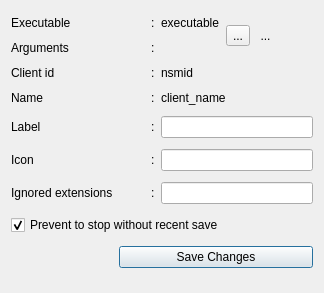
First picture: the form in resources/ui/client_properties.ui, repository Houston4444/RaySession, before the edit.
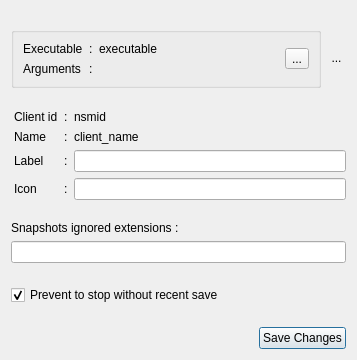
Second picture: the form after the edit. Icons and pictures are not drawn.

Commit message: redesign client properties dialog

```diff
--- a/resources/ui/client_properties.ui
+++ b/resources/ui/client_properties.ui
@@ -6,8 +6,8 @@
    <rect>
     <x>0</x>
     <y>0</y>
-    <width>324</width>
-    <height>293</height>
+    <width>357</width>
+    <height>360</height>
    </rect>
   </property>
   <property name="sizePolicy">
@@ -19,49 +19,46 @@
   <property name="windowTitle">
    <string>Properties</string>
   </property>
-  <layout class="QGridLayout" name="gridLayout">
-   <item row="1" column="0">
-    <widget class="QLabel" name="label_11">
-     <property name="sizePolicy">
-      <sizepolicy hsizetype="Fixed" vsizetype="Minimum">
-       <horstretch>0</horstretch>
-       <verstretch>0</verstretch>
-      </sizepolicy>
+  <layout class="QVBoxLayout" name="verticalLayout">
+   <item>
+    <spacer name="verticalSpacer">
+     <property name="orientation">
+      <enum>Qt::Vertical</enum>
      </property>
-     <property name="text">
-      <string>Arguments</string>
+     <property name="sizeType">
+      <enum>QSizePolicy::MinimumExpanding</enum>
      </property>
-    </widget>
-   </item>
-   <item row="8" column="1" colspan="7">
-    <widget class="QPushButton" name="pushButtonSaveChanges">
-     <property name="text">
-      <string>Save Changes</string>
+     <property name="sizeHint" stdset="0">
+      <size>
+       <width>20</width>
+       <height>0</height>
+      </size>
      </property>
-     <property name="icon">
-      <iconset theme="document-save">
-       <normaloff>.</normaloff>.</iconset>
-     </property>
-    </widget>
+    </spacer>
    </item>
-   <item row="3" column="3" colspan="3">
-    <widget class="QLabel" name="labelClientName">
+   <item>
+    <layout class="QHBoxLayout" name="horizontalLayout">
+     <item>
+      <widget class="QGroupBox" name="groupBoxExecArgs">
+       <property name="title">
+        <string/>
+       </property>
+       <layout class="QGridLayout" name="gridLayout_3">
+        <item row="0" column="1">
+         <widget class="QLabel" name="label_4">
      <property name="sizePolicy">
-      <sizepolicy hsizetype="Expanding" vsizetype="Fixed">
+           <sizepolicy hsizetype="Fixed" vsizetype="Preferred">
        <horstretch>0</horstretch>
        <verstretch>0</verstretch>
       </sizepolicy>
      </property>
      <property name="text">
-      <string>client_name</string>
+           <string>:</string>
      </property>
     </widget>
    </item>
-   <item row="5" column="3" colspan="5">
-    <widget class="QLineEdit" name="lineEditIcon"/>
-   </item>
-   <item row="6" column="0">
-    <widget class="QLabel" name="label_13">
+        <item row="0" column="0">
+         <widget class="QLabel" name="label">
      <property name="sizePolicy">
       <sizepolicy hsizetype="Minimum" vsizetype="Minimum">
        <horstretch>0</horstretch>
@@ -69,14 +66,11 @@
       </sizepolicy>
      </property>
      <property name="text">
-      <string>Ignored extensions</string>
+           <string>Executable</string>
      </property>
     </widget>
    </item>
-   <item row="4" column="3" colspan="5">
-    <widget class="QLineEdit" name="lineEditLabel"/>
-   </item>
-   <item row="0" column="3" colspan="2">
+        <item row="0" column="2">
     <widget class="QLabel" name="labelExecutable">
      <property name="sizePolicy">
       <sizepolicy hsizetype="Minimum" vsizetype="Fixed">
@@ -89,8 +83,8 @@
      </property>
     </widget>
    </item>
-   <item row="3" column="0">
-    <widget class="QLabel" name="label_2">
+        <item row="1" column="0">
+         <widget class="QLabel" name="label_11">
      <property name="sizePolicy">
       <sizepolicy hsizetype="Fixed" vsizetype="Minimum">
        <horstretch>0</horstretch>
@@ -98,80 +92,11 @@
       </sizepolicy>
      </property>
      <property name="text">
-      <string>Name</string>
+           <string>Arguments</string>
      </property>
     </widget>
    </item>
-   <item row="3" column="2">
-    <widget class="QLabel" name="label_8">
-     <property name="sizePolicy">
-      <sizepolicy hsizetype="Fixed" vsizetype="Preferred">
-       <horstretch>0</horstretch>
-       <verstretch>0</verstretch>
-      </sizepolicy>
-     </property>
-     <property name="text">
-      <string>:</string>
-     </property>
-    </widget>
-   </item>
-   <item row="6" column="3" colspan="5">
-    <widget class="QLineEdit" name="lineEditIgnoredExtensions">
-     <property name="toolTip">
-      <string>&lt;html&gt;&lt;head/&gt;&lt;body&gt;&lt;p&gt;File extensions ignored by session historization inside the client folders.&lt;/p&gt;&lt;/body&gt;&lt;/html&gt;</string>
-     </property>
-    </widget>
-   </item>
-   <item row="4" column="2">
-    <widget class="QLabel" name="label_9">
-     <property name="sizePolicy">
-      <sizepolicy hsizetype="Fixed" vsizetype="Preferred">
-       <horstretch>0</horstretch>
-       <verstretch>0</verstretch>
-      </sizepolicy>
-     </property>
-     <property name="text">
-      <string>:</string>
-     </property>
-    </widget>
-   </item>
-   <item row="7" column="0" colspan="8">
-    <widget class="QCheckBox" name="checkBoxSaveStop">
-     <property name="text">
-      <string>Prevent to stop without recent save</string>
-     </property>
-     <property name="checked">
-      <bool>true</bool>
-     </property>
-    </widget>
-   </item>
-   <item row="1" column="3" colspan="2">
-    <widget class="QLabel" name="labelArguments">
-     <property name="sizePolicy">
-      <sizepolicy hsizetype="Expanding" vsizetype="Fixed">
-       <horstretch>0</horstretch>
-       <verstretch>0</verstretch>
-      </sizepolicy>
-     </property>
-     <property name="text">
-      <string/>
-     </property>
-    </widget>
-   </item>
-   <item row="0" column="2">
-    <widget class="QLabel" name="label_4">
-     <property name="sizePolicy">
-      <sizepolicy hsizetype="Fixed" vsizetype="Preferred">
-       <horstretch>0</horstretch>
-       <verstretch>0</verstretch>
-      </sizepolicy>
-     </property>
-     <property name="text">
-      <string>:</string>
-     </property>
-    </widget>
-   </item>
-   <item row="1" column="2">
+        <item row="1" column="1">
     <widget class="QLabel" name="label_12">
      <property name="sizePolicy">
       <sizepolicy hsizetype="Fixed" vsizetype="Preferred">
@@ -184,20 +109,37 @@
      </property>
     </widget>
    </item>
-   <item row="5" column="2">
-    <widget class="QLabel" name="label_10">
+        <item row="1" column="2">
+         <widget class="QLabel" name="labelArguments">
      <property name="sizePolicy">
-      <sizepolicy hsizetype="Fixed" vsizetype="Preferred">
+           <sizepolicy hsizetype="Expanding" vsizetype="Fixed">
        <horstretch>0</horstretch>
        <verstretch>0</verstretch>
       </sizepolicy>
      </property>
      <property name="text">
-      <string>:</string>
+           <string/>
      </property>
     </widget>
    </item>
-   <item row="0" column="6" rowspan="2" colspan="2">
+        <item row="0" column="3" rowspan="2">
+         <widget class="QToolButton" name="toolButtonEditExecutable">
+          <property name="toolTip">
+           <string>Edit executable</string>
+          </property>
+          <property name="text">
+           <string>...</string>
+          </property>
+          <property name="icon">
+           <iconset theme="edit-rename">
+            <normaloff>.</normaloff>.</iconset>
+          </property>
+         </widget>
+        </item>
+       </layout>
+      </widget>
+     </item>
+     <item>
     <widget class="QToolButton" name="toolButtonIcon">
      <property name="styleSheet">
       <string notr="true">QToolButton{border:none}</string>
@@ -217,59 +159,27 @@
      </property>
     </widget>
    </item>
-   <item row="6" column="2">
-    <widget class="QLabel" name="label_14">
-     <property name="sizePolicy">
-      <sizepolicy hsizetype="Fixed" vsizetype="Preferred">
-       <horstretch>0</horstretch>
-       <verstretch>0</verstretch>
-      </sizepolicy>
-     </property>
-     <property name="text">
-      <string>:</string>
-     </property>
-    </widget>
+    </layout>
    </item>
-   <item row="2" column="3" colspan="3">
-    <widget class="QLabel" name="labelId">
-     <property name="sizePolicy">
-      <sizepolicy hsizetype="Expanding" vsizetype="Fixed">
-       <horstretch>0</horstretch>
-       <verstretch>0</verstretch>
-      </sizepolicy>
+   <item>
+    <spacer name="verticalSpacer_3">
+     <property name="orientation">
+      <enum>Qt::Vertical</enum>
      </property>
-     <property name="text">
-      <string>nsmid</string>
+     <property name="sizeType">
+      <enum>QSizePolicy::MinimumExpanding</enum>
      </property>
-    </widget>
-   </item>
-   <item row="2" column="0">
-    <widget class="QLabel" name="label_3">
-     <property name="sizePolicy">
-      <sizepolicy hsizetype="Fixed" vsizetype="Minimum">
-       <horstretch>0</horstretch>
-       <verstretch>0</verstretch>
-      </sizepolicy>
+     <property name="sizeHint" stdset="0">
+      <size>
+       <width>20</width>
+       <height>0</height>
+      </size>
      </property>
-     <property name="text">
-      <string>Client id</string>
-     </property>
-    </widget>
+    </spacer>
    </item>
-   <item row="0" column="0">
-    <widget class="QLabel" name="label">
-     <property name="sizePolicy">
-      <sizepolicy hsizetype="Minimum" vsizetype="Minimum">
-       <horstretch>0</horstretch>
-       <verstretch>0</verstretch>
-      </sizepolicy>
-     </property>
-     <property name="text">
-      <string>Executable</string>
-     </property>
-    </widget>
-   </item>
-   <item row="4" column="0">
+   <item>
+    <layout class="QGridLayout" name="gridLayout" columnstretch="0,0,0,0,0,0">
+     <item row="2" column="1">
     <widget class="QLabel" name="label_6">
      <property name="sizePolicy">
       <sizepolicy hsizetype="Fixed" vsizetype="Minimum">
@@ -282,34 +192,20 @@
      </property>
     </widget>
    </item>
-   <item row="5" column="0">
-    <widget class="QLabel" name="label_5">
-     <property name="sizePolicy">
-      <sizepolicy hsizetype="Fixed" vsizetype="Minimum">
-       <horstretch>0</horstretch>
-       <verstretch>0</verstretch>
-      </sizepolicy>
-     </property>
-     <property name="text">
-      <string>Icon</string>
-     </property>
-    </widget>
-   </item>
-   <item row="0" column="5" rowspan="2">
-    <widget class="QToolButton" name="toolButtonEditExecutable">
-     <property name="toolTip">
-      <string>Edit executable</string>
-     </property>
-     <property name="text">
-      <string>...</string>
-     </property>
-     <property name="icon">
-      <iconset theme="edit-rename">
-       <normaloff>.</normaloff>.</iconset>
-     </property>
-    </widget>
-   </item>
    <item row="2" column="2">
+      <widget class="QLabel" name="label_9">
+       <property name="sizePolicy">
+        <sizepolicy hsizetype="Fixed" vsizetype="Preferred">
+         <horstretch>0</horstretch>
+         <verstretch>0</verstretch>
+        </sizepolicy>
+       </property>
+       <property name="text">
+        <string>:</string>
+       </property>
+      </widget>
+     </item>
+     <item row="0" column="2">
     <widget class="QLabel" name="label_7">
      <property name="sizePolicy">
       <sizepolicy hsizetype="Fixed" vsizetype="Preferred">
@@ -321,6 +217,230 @@
       <string>:</string>
      </property>
     </widget>
+     </item>
+     <item row="3" column="3" colspan="2">
+      <widget class="QLineEdit" name="lineEditIcon"/>
+     </item>
+     <item row="2" column="3" colspan="2">
+      <widget class="QLineEdit" name="lineEditLabel"/>
+     </item>
+     <item row="0" column="3" colspan="2">
+      <widget class="QLabel" name="labelId">
+       <property name="sizePolicy">
+        <sizepolicy hsizetype="Expanding" vsizetype="Fixed">
+         <horstretch>0</horstretch>
+         <verstretch>0</verstretch>
+        </sizepolicy>
+       </property>
+       <property name="text">
+        <string>nsmid</string>
+       </property>
+      </widget>
+     </item>
+     <item row="3" column="2">
+      <widget class="QLabel" name="label_10">
+       <property name="sizePolicy">
+        <sizepolicy hsizetype="Fixed" vsizetype="Preferred">
+         <horstretch>0</horstretch>
+         <verstretch>0</verstretch>
+        </sizepolicy>
+       </property>
+       <property name="text">
+        <string>:</string>
+       </property>
+      </widget>
+     </item>
+     <item row="1" column="3" colspan="2">
+      <widget class="QLabel" name="labelClientName">
+       <property name="sizePolicy">
+        <sizepolicy hsizetype="Expanding" vsizetype="Fixed">
+         <horstretch>0</horstretch>
+         <verstretch>0</verstretch>
+        </sizepolicy>
+       </property>
+       <property name="text">
+        <string>client_name</string>
+       </property>
+      </widget>
+     </item>
+     <item row="1" column="2">
+      <widget class="QLabel" name="label_8">
+       <property name="sizePolicy">
+        <sizepolicy hsizetype="Fixed" vsizetype="Preferred">
+         <horstretch>0</horstretch>
+         <verstretch>0</verstretch>
+        </sizepolicy>
+       </property>
+       <property name="text">
+        <string>:</string>
+       </property>
+      </widget>
+     </item>
+     <item row="3" column="1">
+      <widget class="QLabel" name="label_5">
+       <property name="sizePolicy">
+        <sizepolicy hsizetype="Fixed" vsizetype="Minimum">
+         <horstretch>0</horstretch>
+         <verstretch>0</verstretch>
+        </sizepolicy>
+       </property>
+       <property name="text">
+        <string>Icon</string>
+       </property>
+      </widget>
+     </item>
+     <item row="1" column="1">
+      <widget class="QLabel" name="label_2">
+       <property name="sizePolicy">
+        <sizepolicy hsizetype="Fixed" vsizetype="Minimum">
+         <horstretch>0</horstretch>
+         <verstretch>0</verstretch>
+        </sizepolicy>
+       </property>
+       <property name="text">
+        <string>Name</string>
+       </property>
+      </widget>
+     </item>
+     <item row="0" column="1">
+      <widget class="QLabel" name="label_3">
+       <property name="sizePolicy">
+        <sizepolicy hsizetype="Fixed" vsizetype="Minimum">
+         <horstretch>0</horstretch>
+         <verstretch>0</verstretch>
+        </sizepolicy>
+       </property>
+       <property name="text">
+        <string>Client id</string>
+       </property>
+      </widget>
+     </item>
+     <item row="2" column="0">
+      <spacer name="horizontalSpacer">
+       <property name="orientation">
+        <enum>Qt::Horizontal</enum>
+       </property>
+       <property name="sizeType">
+        <enum>QSizePolicy::Fixed</enum>
+       </property>
+       <property name="sizeHint" stdset="0">
+        <size>
+         <width>3</width>
+         <height>20</height>
+        </size>
+       </property>
+      </spacer>
+     </item>
+    </layout>
+   </item>
+   <item>
+    <spacer name="verticalSpacer_5">
+     <property name="orientation">
+      <enum>Qt::Vertical</enum>
+     </property>
+     <property name="sizeType">
+      <enum>QSizePolicy::MinimumExpanding</enum>
+     </property>
+     <property name="sizeHint" stdset="0">
+      <size>
+       <width>20</width>
+       <height>0</height>
+      </size>
+     </property>
+    </spacer>
+   </item>
+   <item>
+    <widget class="QLabel" name="label_13">
+     <property name="sizePolicy">
+      <sizepolicy hsizetype="Minimum" vsizetype="Minimum">
+       <horstretch>0</horstretch>
+       <verstretch>0</verstretch>
+      </sizepolicy>
+     </property>
+     <property name="toolTip">
+      <string>&lt;html&gt;&lt;head/&gt;&lt;body&gt;&lt;p&gt;Edit here what types of files inside the client folders&lt;br/&gt;should be ignored in session snapshots.&lt;/p&gt;&lt;p&gt;Indexed files will remain so.&lt;/p&gt;&lt;/body&gt;&lt;/html&gt;</string>
+     </property>
+     <property name="text">
+      <string>Snapshots ignored extensions :</string>
+     </property>
+    </widget>
+   </item>
+   <item>
+    <widget class="QLineEdit" name="lineEditIgnoredExtensions">
+     <property name="toolTip">
+      <string>&lt;html&gt;&lt;head/&gt;&lt;body&gt;&lt;p&gt;Edit here what types of files inside the client folders&lt;br/&gt;should be ignored in session snapshots.&lt;/p&gt;&lt;p&gt;Indexed files will remain so.&lt;/p&gt;&lt;/body&gt;&lt;/html&gt;</string>
+     </property>
+    </widget>
+   </item>
+   <item>
+    <spacer name="verticalSpacer_4">
+     <property name="orientation">
+      <enum>Qt::Vertical</enum>
+     </property>
+     <property name="sizeType">
+      <enum>QSizePolicy::MinimumExpanding</enum>
+     </property>
+     <property name="sizeHint" stdset="0">
+      <size>
+       <width>20</width>
+       <height>0</height>
+      </size>
+     </property>
+    </spacer>
+   </item>
+   <item>
+    <widget class="QCheckBox" name="checkBoxSaveStop">
+     <property name="text">
+      <string>Prevent to stop without recent save</string>
+     </property>
+     <property name="checked">
+      <bool>true</bool>
+     </property>
+    </widget>
+   </item>
+   <item>
+    <spacer name="verticalSpacer_2">
+     <property name="orientation">
+      <enum>Qt::Vertical</enum>
+     </property>
+     <property name="sizeType">
+      <enum>QSizePolicy::MinimumExpanding</enum>
+     </property>
+     <property name="sizeHint" stdset="0">
+      <size>
+       <width>20</width>
+       <height>0</height>
+      </size>
+     </property>
+    </spacer>
+   </item>
+   <item>
+    <layout class="QHBoxLayout" name="horizontalLayout_2">
+     <item>
+      <spacer name="horizontalSpacer_2">
+       <property name="orientation">
+        <enum>Qt::Horizontal</enum>
+       </property>
+       <property name="sizeHint" stdset="0">
+        <size>
+         <width>40</width>
+         <height>20</height>
+        </size>
+       </property>
+      </spacer>
+     </item>
+     <item>
+      <widget class="QPushButton" name="pushButtonSaveChanges">
+       <property name="text">
+        <string>Save Changes</string>
+       </property>
+       <property name="icon">
+        <iconset theme="document-save">
+         <normaloff>.</normaloff>.</iconset>
+       </property>
+      </widget>
+     </item>
+    </layout>
    </item>
   </layout>
  </widget>
```
Left out of the diff: 6 changed lines with no effect on the pictures. Lines whose indentation alone changed are shown as unchanged. The commit also changes 1 other file.
